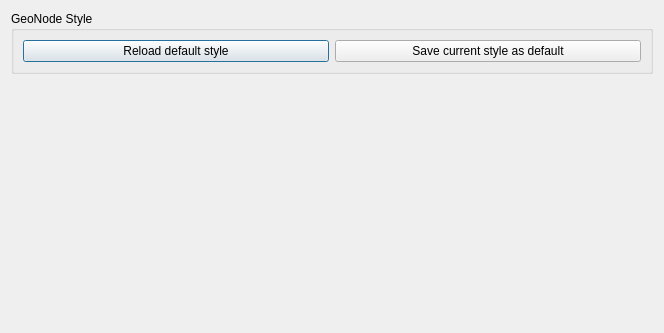
Old version of the form src/qgis_geonode/ui/qgis_geonode_layer_dialog.ui in the repository GeoNode/QGISGeoNodePlugin.
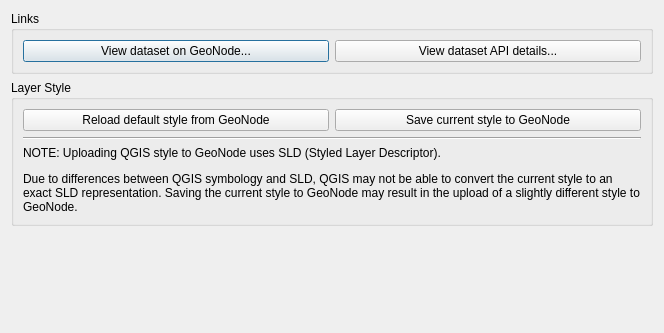
New version of the form. Custom widgets are drawn as their Qt base class.

Commit message: Implement upload of styles together with the new network fetcher task

```diff
--- a/src/qgis_geonode/ui/qgis_geonode_layer_dialog.ui
+++ b/src/qgis_geonode/ui/qgis_geonode_layer_dialog.ui
@@ -13,24 +13,77 @@
   <property name="windowTitle">
    <string>Geonode Layer</string>
   </property>
-  <layout class="QVBoxLayout" name="verticalLayout">
+  <layout class="QVBoxLayout" name="verticalLayout_2">
+   <item>
+    <widget class="QgsCollapsibleGroupBox" name="links_gb">
+     <property name="title">
+      <string>Links</string>
+     </property>
+     <property name="collapsed">
+      <bool>false</bool>
+     </property>
+     <layout class="QHBoxLayout" name="horizontalLayout_2">
+      <item>
+       <widget class="QPushButton" name="open_detail_url_pb">
+        <property name="text">
+         <string>View dataset on GeoNode...</string>
+        </property>
+       </widget>
+      </item>
+      <item>
+       <widget class="QPushButton" name="open_link_url_pb">
+        <property name="text">
+         <string>View dataset API details...</string>
+        </property>
+       </widget>
+      </item>
+     </layout>
+    </widget>
+   </item>
    <item>
     <widget class="QgsCollapsibleGroupBox" name="style_gb">
      <property name="title">
-      <string>GeoNode Style</string>
+      <string>Layer Style</string>
      </property>
-     <layout class="QHBoxLayout" name="horizontalLayout">
+     <layout class="QVBoxLayout" name="verticalLayout">
       <item>
-       <widget class="QPushButton" name="download_style_pb">
-        <property name="text">
-         <string>Reload default style</string>
+       <layout class="QHBoxLayout" name="horizontalLayout">
+        <item>
+         <widget class="QPushButton" name="download_style_pb">
+          <property name="text">
+           <string>Reload default style from GeoNode</string>
+          </property>
+         </widget>
+        </item>
+        <item>
+         <widget class="QPushButton" name="upload_style_pb">
+          <property name="text">
+           <string>Save current style to GeoNode</string>
+          </property>
+         </widget>
+        </item>
+       </layout>
+      </item>
+      <item>
+       <widget class="Line" name="line">
+        <property name="orientation">
+         <enum>Qt::Horizontal</enum>
         </property>
        </widget>
       </item>
       <item>
-       <widget class="QPushButton" name="upload_style_pb">
+       <widget class="QLabel" name="style_export_warning_la">
+        <property name="sizePolicy">
+         <sizepolicy hsizetype="Preferred" vsizetype="Preferred">
+          <horstretch>0</horstretch>
+          <verstretch>0</verstretch>
+         </sizepolicy>
+        </property>
         <property name="text">
-         <string>Save current style as default</string>
+         <string>&lt;html&gt;&lt;head/&gt;&lt;body&gt;&lt;p&gt;NOTE: Uploading QGIS style to GeoNode uses SLD (Styled Layer Descriptor). &lt;/p&gt;&lt;p&gt;Due to differences between QGIS symbology and SLD, QGIS may not be able to convert the current style to an exact SLD representation. Saving the current style to GeoNode may result in the upload of a slightly different style to GeoNode.&lt;/p&gt;&lt;/body&gt;&lt;/html&gt;</string>
+        </property>
+        <property name="wordWrap">
+         <bool>true</bool>
         </property>
        </widget>
       </item>
```
The commit also changes 7 other files.
